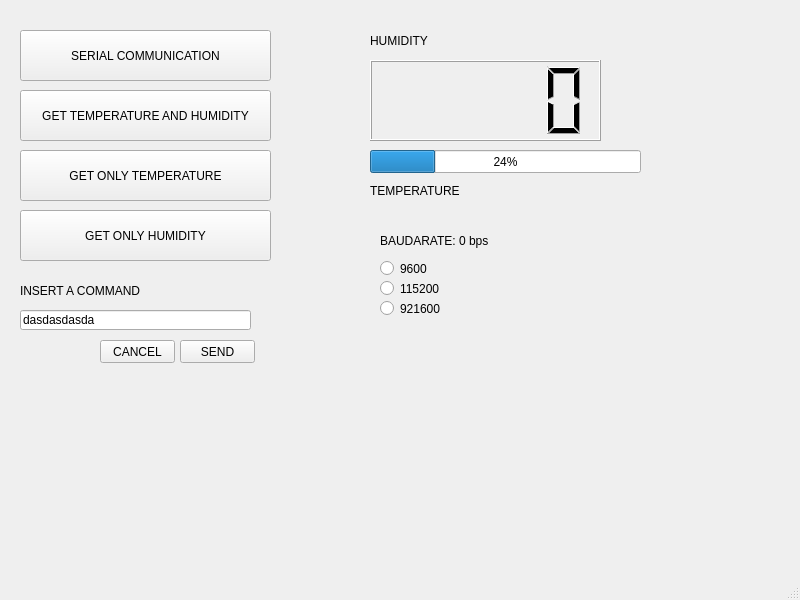
Old version of the form interface.ui in the repository Gustavo-silva05/Perifericos.
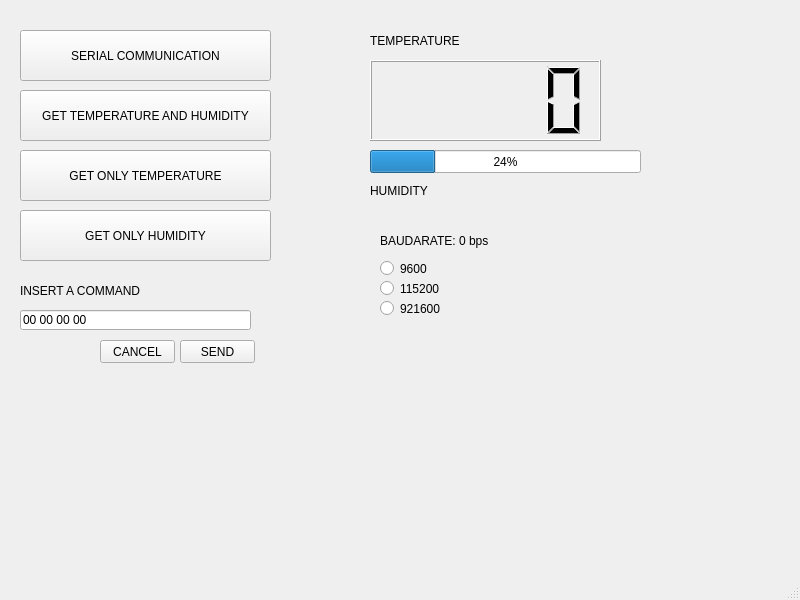
New version of the form.

Commit message:
Refactor MainWindow UI layout and properties
Updated the UI layout and properties for MainWindow, including buttons, labels, and other widgets.

```diff
--- a/interface.ui
+++ b/interface.ui
@@ -60,7 +60,7 @@
      </rect>
     </property>
     <property name="text">
-     <string>dasdasdasda</string>
+     <string>00 00 00 00</string>
     </property>
    </widget>
    <widget class="QLabel" name="command_l">
@@ -109,7 +109,7 @@
     <property name="geometry">
      <rect>
       <x>370</x>
-      <y>180</y>
+      <y>30</y>
       <width>111</width>
       <height>21</height>
      </rect>
@@ -125,7 +125,7 @@
     <property name="geometry">
      <rect>
       <x>370</x>
-      <y>30</y>
+      <y>180</y>
       <width>111</width>
       <height>21</height>
      </rect>
```
Left out of the diff: 2 changed lines with no effect on the pictures.
